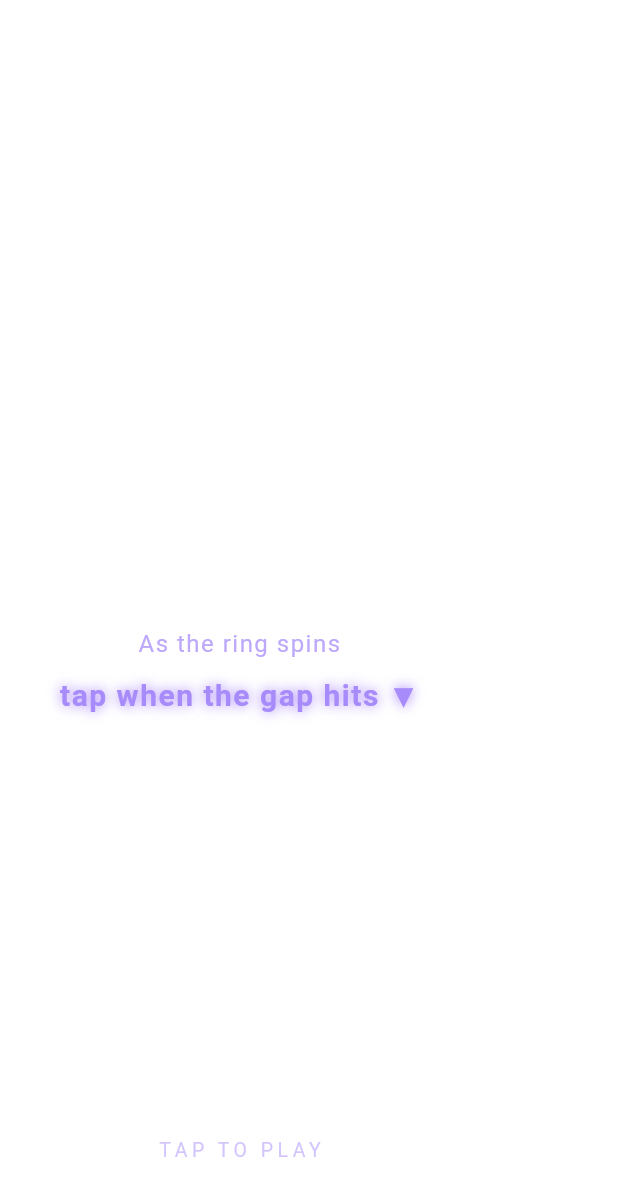
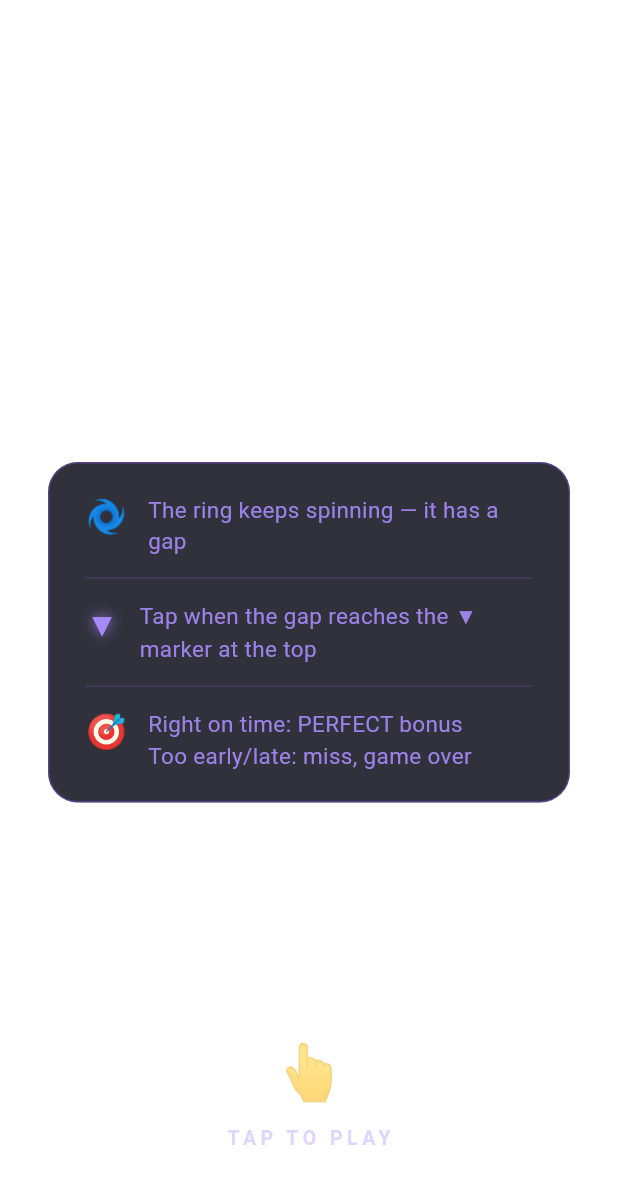
Before and after one commit to eneskucukpehlivan1/ringtide_app, a Flutter app: the TutorialHintOverlay widget shown alone on an empty page, opened directly with empty values, on a phone screen of 412 x 824 dp. Shown: the top 1196 px of the screen. Run offline on Flutter 3.47's test engine with Material 3 defaults, Android fonts, the phone set to English and light mode, and no system bars; our stand-ins replace google_mobile_ads, share_plus, shared_preferences; missing offline and left inert: app_tracking_transparency, flame, flame_audio; accounts and stored records are empty; statements that could not run were skipped.

Commit message:
fix: center ring/orb/marker rendering, improve tutorial clarity
- Add canvas.translate(size/2) to ring, orb, marker render() so
  components draw at screen center (Flame anchor doesn't shift render origin)
- Rewrite tutorial overlay with 3-step card + animated tap prompt
- Add tutorialLine3 (miss = game over explanation) in TR/EN

Co-Authored-By: Claude Sonnet 4.6 <noreply@anthropic.com>

```diff
--- a/lib/game/components/center_orb.dart
+++ b/lib/game/components/center_orb.dart
@@ -20,6 +20,9 @@ class CenterOrb extends PositionComponent {
 
   @override
   void render(Canvas canvas) {
+    // Shift origin to center of bounding box (Flame anchor doesn't do this in render)
+    canvas.translate(size.x / 2, size.y / 2);
+
     final pulseFactor = 0.85 + 0.15 * sin(_pulse);
     final radius = (6.0 + _combo * 0.5).clamp(6.0, 12.0) * pulseFactor;
 
--- a/lib/game/components/ring_component.dart
+++ b/lib/game/components/ring_component.dart
@@ -64,6 +64,9 @@ class RingComponent extends PositionComponent {
 
   @override
   void render(Canvas canvas) {
+    // Shift origin to center of bounding box (Flame anchor doesn't do this in render)
+    canvas.translate(size.x / 2, size.y / 2);
+
     final flashIntensity = (_flashTimer / 0.18).clamp(0.0, 1.0);
     final pulse = 0.85 + 0.15 * sin(_pulseTimer * 1.8);
     final effectiveColor = Color.lerp(color, Colors.white, flashIntensity * 0.6)!;
--- a/lib/game/components/tap_marker.dart
+++ b/lib/game/components/tap_marker.dart
@@ -11,19 +11,22 @@ class TapMarker extends PositionComponent {
 
   @override
   void render(Canvas canvas) {
+    // Shift origin to center of bounding box (Flame anchor doesn't do this in render)
+    canvas.translate(size.x / 2, size.y / 2);
+
     final glow = 0.3 + proximity * 0.7;
     final scale = 1.0 + proximity * 0.3;
-    final size = GameConstants.markerSize * scale;
+    final markerSize = GameConstants.markerSize * scale;
 
     // Glow
     final glowPaint = Paint()
       ..color = color.withValues(alpha: 0.4 * glow)
       ..maskFilter = const MaskFilter.blur(BlurStyle.normal, 10);
-    _drawTriangle(canvas, size * 1.5, glowPaint);
+    _drawTriangle(canvas, markerSize * 1.5, glowPaint);
 
     // Triangle body (pointing down toward ring)
     final paint = Paint()..color = color.withValues(alpha: 0.9 * glow);
-    _drawTriangle(canvas, size, paint);
+    _drawTriangle(canvas, markerSize, paint);
   }
 
   void _drawTriangle(Canvas canvas, double s, Paint paint) {
--- a/lib/overlays/tutorial_hint.dart
+++ b/lib/overlays/tutorial_hint.dart
@@ -3,60 +3,121 @@ import '../game/ringtide_game.dart';
 import '../services/progression_service.dart';
 import '../utils/app_strings.dart';
 
-class TutorialHintOverlay extends StatelessWidget {
+class TutorialHintOverlay extends StatefulWidget {
   final RingtideGame game;
   const TutorialHintOverlay({super.key, required this.game});
+
+  @override
+  State<TutorialHintOverlay> createState() => _TutorialHintOverlayState();
+}
+
+class _TutorialHintOverlayState extends State<TutorialHintOverlay>
+    with SingleTickerProviderStateMixin {
+  late final AnimationController _ctrl;
+  late final Animation<double> _pulse;
+
+  @override
+  void initState() {
+    super.initState();
+    _ctrl = AnimationController(
+      vsync: this,
+      duration: const Duration(milliseconds: 900),
+    )..repeat(reverse: true);
+    _pulse = CurvedAnimation(parent: _ctrl, curve: Curves.easeInOut);
+  }
+
+  @override
+  void dispose() {
+    _ctrl.dispose();
+    super.dispose();
+  }
 
   @override
   Widget build(BuildContext context) {
     final theme = ProgressionService.instance.activeTheme;
     return GestureDetector(
-      onTap: game.startGame,
+      onTap: widget.game.startGame,
       child: Container(
         color: Colors.transparent,
         child: SafeArea(
           child: Column(
             children: [
-              const Spacer(flex: 3),
-              // Tutorial text
+              const Spacer(flex: 2),
+
+              // Instruction card
               Padding(
-                padding: const EdgeInsets.symmetric(horizontal: 40),
+                padding: const EdgeInsets.symmetric(horizontal: 32),
+                child: Container(
+                  padding: const EdgeInsets.symmetric(horizontal: 24, vertical: 20),
+                  decoration: BoxDecoration(
+                    borderRadius: BorderRadius.circular(20),
+                    color: theme.bgDark.withValues(alpha: 0.85),
+                    border: Border.all(color: theme.ringColor.withValues(alpha: 0.4)),
+                  ),
+                  child: Column(
+                    children: [
+                      // Step 1
+                      _Step(
+                        icon: '🌀',
+                        text: S.tutorialLine1,
+                        color: theme.accentColor,
+                      ),
+                      const SizedBox(height: 14),
+                      // Divider
+                      Container(height: 1, color: theme.ringColor.withValues(alpha: 0.2)),
+                      const SizedBox(height: 14),
+                      // Step 2
+                      _Step(
+                        icon: '▼',
+                        iconColor: theme.accentColor,
+                        text: S.tutorialLine2,
+                        color: theme.accentColor,
+                      ),
+                      const SizedBox(height: 14),
+                      Container(height: 1, color: theme.ringColor.withValues(alpha: 0.2)),
+                      const SizedBox(height: 14),
+                      // Step 3 — scoring
+                      _Step(
+                        icon: '🎯',
+                        text: S.tutorialLine3,
+                        color: theme.accentColor,
+                      ),
+                    ],
+                  ),
+                ),
+              ),
+
+              const Spacer(flex: 1),
+
+              // Animated tap prompt
+              AnimatedBuilder(
+                animation: _pulse,
+                builder: (context, child) => Opacity(
+                  opacity: 0.5 + 0.5 * _pulse.value,
                   child: Column(
                     children: [
                       Text(
-                      S.tutorialLine1,
-                      textAlign: TextAlign.center,
+                        '👆',
                         style: TextStyle(
-                        fontSize: 16,
-                        color: theme.accentColor.withValues(alpha: 0.75),
-                        letterSpacing: 1,
+                          fontSize: 36 + 6 * _pulse.value,
                         ),
                       ),
                       const SizedBox(height: 8),
                       Text(
-                      S.tutorialLine2,
-                      textAlign: TextAlign.center,
+                        S.tapToPlay,
                         style: TextStyle(
-                        fontSize: 20,
+                          fontSize: 13,
+                          color: theme.accentColor.withValues(alpha: 0.7),
+                          letterSpacing: 3,
                           fontWeight: FontWeight.w700,
-                        color: theme.accentColor,
-                        letterSpacing: 1,
-                        shadows: [Shadow(color: theme.glowColor.withValues(alpha: 0.8), blurRadius: 10)],
                         ),
                       ),
                     ],
                   ),
                 ),
-              const Spacer(flex: 2),
-              Text(
-                S.tapToPlay,
-                style: TextStyle(
-                  fontSize: 13,
-                  color: theme.accentColor.withValues(alpha: 0.5),
-                  letterSpacing: 3,
               ),
-              ),
-              const SizedBox(height: 48),
+
+              const SizedBox(height: 56),
             ],
           ),
         ),
@@ -64,3 +125,44 @@ class TutorialHintOverlay extends StatelessWidget {
     );
   }
 }
+
+class _Step extends StatelessWidget {
+  final String icon;
+  final String text;
+  final Color color;
+  final Color? iconColor;
+
+  const _Step({
+    required this.icon,
+    required this.text,
+    required this.color,
+    this.iconColor,
+  });
+
+  @override
+  Widget build(BuildContext context) {
+    return Row(
+      crossAxisAlignment: CrossAxisAlignment.start,
+      children: [
+        Text(icon,
+            style: TextStyle(
+                fontSize: 22,
+                color: iconColor,
+                shadows: iconColor != null
+                    ? [Shadow(color: iconColor!.withValues(alpha: 0.8), blurRadius: 10)]
+                    : null)),
+        const SizedBox(width: 14),
+        Expanded(
+          child: Text(
+            text,
+            style: TextStyle(
+              fontSize: 15,
+              color: color.withValues(alpha: 0.9),
+              height: 1.4,
+            ),
+          ),
+        ),
+      ],
+    );
+  }
+}
--- a/lib/utils/app_strings.dart
+++ b/lib/utils/app_strings.dart
@@ -26,9 +26,11 @@ class S {
 
   // Tutorial
   static String get tutorialLine1 =>
-      _tr ? 'Halka dönerken' : 'As the ring spins';
+      _tr ? 'Halka sürekli dönüyor — halkada bir boşluk var' : 'The ring keeps spinning — it has a gap';
   static String get tutorialLine2 =>
-      _tr ? 'boşluk ▼ işaretine gelince dokun' : 'tap when the gap hits ▼';
+      _tr ? 'Boşluk yukarıdaki ▼ işaretine geldiğinde dokun' : 'Tap when the gap reaches the ▼ marker at the top';
+  static String get tutorialLine3 =>
+      _tr ? 'Tam zamanında: MÜKEMMEL bonus\nErken/geç: kaçırdın, oyun bitti' : 'Right on time: PERFECT bonus\nToo early/late: miss, game over';
 
   // Combo / perfect
   static String get perfect => _tr ? 'MÜKEMMEL!' : 'PERFECT!';
```
Also changed, not shown: 3 other files. Lines whose indentation alone changed are shown as unchanged.
